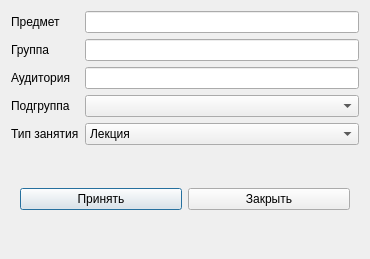
Before: the Qt Designer form add_lesson.ui in Ivanos121/lesson_konstructor, drawn with Qt 5.
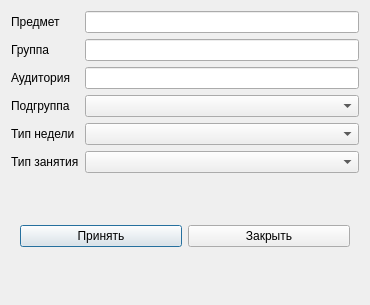
After: the same form once the commit is applied.

Diff of the .ui file:
```diff
--- a/add_lesson.ui
+++ b/add_lesson.ui
@@ -7,41 +7,15 @@
     <x>0</x>
     <y>0</y>
     <width>370</width>
-    <height>259</height>
+    <height>305</height>
    </rect>
   </property>
   <property name="windowTitle">
    <string>Dialog</string>
   </property>
-  <layout class="QGridLayout" name="gridLayout">
-   <item row="1" column="0">
-    <widget class="QWidget" name="widget" native="true">
-     <property name="minimumSize">
-      <size>
-       <width>0</width>
-       <height>10</height>
-      </size>
-     </property>
-     <layout class="QHBoxLayout" name="horizontalLayout">
-      <item>
-       <widget class="QPushButton" name="applyButton">
-        <property name="text">
-         <string>Принять</string>
-        </property>
-       </widget>
-      </item>
-      <item>
-       <widget class="QPushButton" name="closeButton">
-        <property name="text">
-         <string>Закрыть</string>
-        </property>
-       </widget>
-      </item>
-     </layout>
-    </widget>
-   </item>
+  <layout class="QGridLayout" name="gridLayout_2">
    <item row="0" column="0">
-    <layout class="QFormLayout" name="formLayout">
+    <layout class="QGridLayout" name="gridLayout">
      <item row="0" column="0">
       <widget class="QLabel" name="label">
        <property name="text">
@@ -72,58 +46,6 @@
      <item row="2" column="1">
       <widget class="QLineEdit" name="classroom"/>
      </item>
-     <item row="4" column="1">
-      <widget class="QComboBox" name="comboBox">
-       <property name="sizePolicy">
-        <sizepolicy hsizetype="Expanding" vsizetype="Fixed">
-         <horstretch>0</horstretch>
-         <verstretch>0</verstretch>
-        </sizepolicy>
-       </property>
-       <item>
-        <property name="text">
-         <string>Лекция</string>
-        </property>
-       </item>
-       <item>
-        <property name="text">
-         <string>Практическое занятие</string>
-        </property>
-       </item>
-       <item>
-        <property name="text">
-         <string>Лабораторное занятие</string>
-        </property>
-       </item>
-       <item>
-        <property name="text">
-         <string>Консультация по КР</string>
-        </property>
-       </item>
-       <item>
-        <property name="text">
-         <string>Косультация по ДР</string>
-        </property>
-       </item>
-      </widget>
-     </item>
-     <item row="4" column="0">
-      <widget class="QLabel" name="label_4">
-       <property name="text">
-        <string>Тип занятия</string>
-       </property>
-      </widget>
-     </item>
-     <item row="3" column="1">
-      <widget class="QComboBox" name="comboBox_2">
-       <property name="sizePolicy">
-        <sizepolicy hsizetype="Expanding" vsizetype="Fixed">
-         <horstretch>0</horstretch>
-         <verstretch>0</verstretch>
-        </sizepolicy>
-       </property>
-      </widget>
-     </item>
      <item row="3" column="0">
       <widget class="QLabel" name="label_5">
        <property name="text">
@@ -131,8 +53,78 @@
        </property>
       </widget>
      </item>
+     <item row="3" column="1">
+      <widget class="QComboBox" name="comboBox_2">
+       <property name="sizePolicy">
+        <sizepolicy hsizetype="Expanding" vsizetype="Fixed">
+         <horstretch>0</horstretch>
+         <verstretch>0</verstretch>
+        </sizepolicy>
+       </property>
+      </widget>
+     </item>
+     <item row="4" column="0">
+      <widget class="QLabel" name="label_6">
+       <property name="text">
+        <string>Тип недели</string>
+       </property>
+      </widget>
+     </item>
+     <item row="4" column="1">
+      <widget class="QComboBox" name="comboBox_3">
+       <property name="sizePolicy">
+        <sizepolicy hsizetype="Expanding" vsizetype="Fixed">
+         <horstretch>0</horstretch>
+         <verstretch>0</verstretch>
+        </sizepolicy>
+       </property>
+      </widget>
+     </item>
+     <item row="5" column="0">
+      <widget class="QLabel" name="label_4">
+       <property name="text">
+        <string>Тип занятия</string>
+       </property>
+      </widget>
+     </item>
+     <item row="5" column="1">
+      <widget class="QComboBox" name="comboBox">
+       <property name="sizePolicy">
+        <sizepolicy hsizetype="Expanding" vsizetype="Fixed">
+         <horstretch>0</horstretch>
+         <verstretch>0</verstretch>
+        </sizepolicy>
+       </property>
+      </widget>
+     </item>
     </layout>
    </item>
+   <item row="1" column="0">
+    <widget class="QWidget" name="widget" native="true">
+     <property name="minimumSize">
+      <size>
+       <width>0</width>
+       <height>10</height>
+      </size>
+     </property>
+     <layout class="QHBoxLayout" name="horizontalLayout">
+      <item>
+       <widget class="QPushButton" name="applyButton">
+        <property name="text">
+         <string>Принять</string>
+        </property>
+       </widget>
+      </item>
+      <item>
+       <widget class="QPushButton" name="closeButton">
+        <property name="text">
+         <string>Закрыть</string>
+        </property>
+       </widget>
+      </item>
+     </layout>
+    </widget>
+   </item>
   </layout>
  </widget>
  <resources/>
```
